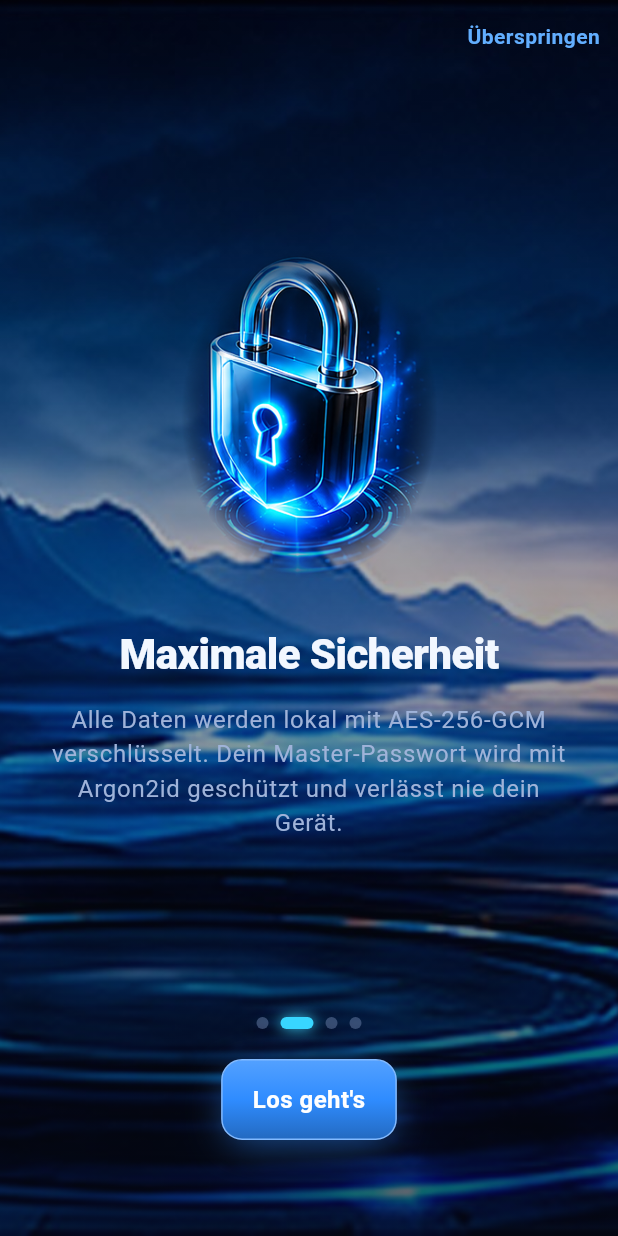
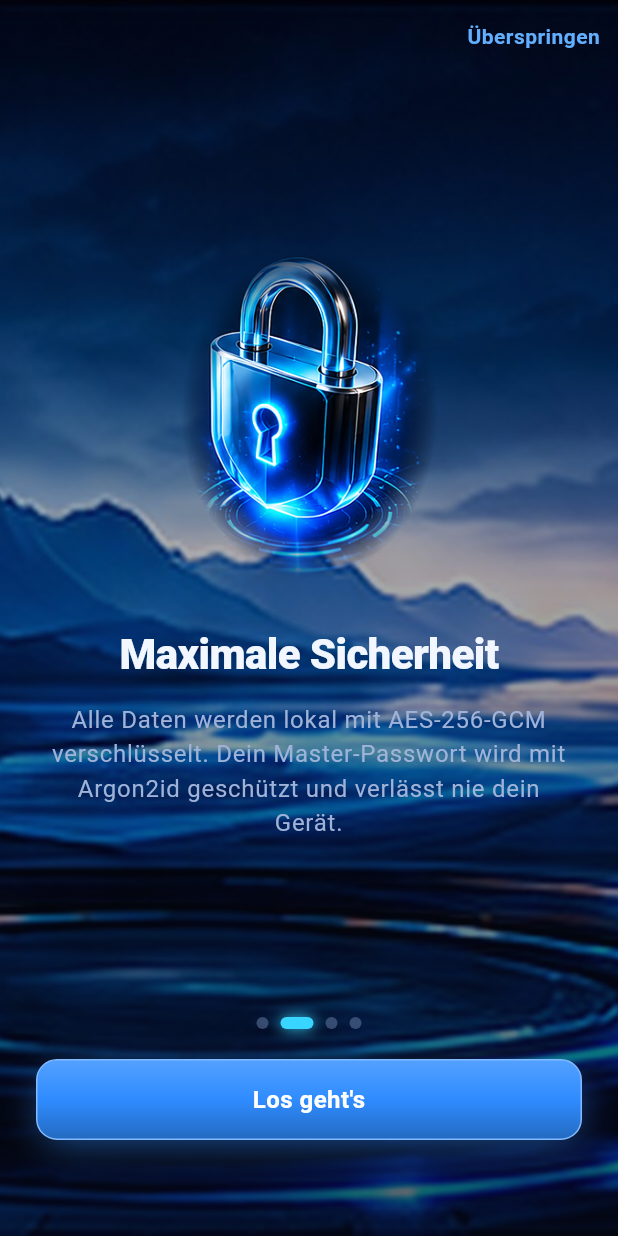
Before and after one commit to PaulFV/G04Passwort, a Flutter app: the screen it shows after launch, after a tap on "Los geht's", on a phone screen of 412 x 824 dp. Run offline on Flutter 3.47's test engine with Material 3 defaults, Android fonts, the phone set to English and light mode, and no system bars; our stand-ins replace drift, drift_flutter, file_picker, flutter_riverpod, flutter_secure_storage, go_router and 2 more; missing offline and left inert: cryptography; accounts and stored records are empty.

Commit message:
fix: full-width buttons, splash fade, clean logo, hover keeps vault unlocked
Co-Authored-By: Claude Opus 5.5 <noreply@anthropic.com>
Claude-Session: https://claude.ai/code/session_017V1x5wmFEtBeAJ63D2djyy

```diff
--- a/lib/app/app.dart
+++ b/lib/app/app.dart
@@ -78,6 +78,7 @@ class _SecurityLayerState extends ConsumerState<_SecurityLayer>
       behavior: HitTestBehavior.translucent,
       onPointerDown: (_) => autoLock.onUserActivity(),
       onPointerSignal: (_) => autoLock.onUserActivity(),
+      onPointerHover: (_) => autoLock.onUserActivity(),
       child: Focus(
         canRequestFocus: false,
         skipTraversal: true,
--- a/lib/features/onboarding/presentation/onboarding_screen.dart
+++ b/lib/features/onboarding/presentation/onboarding_screen.dart
@@ -1,7 +1,6 @@
 import 'package:flutter/material.dart';
 import 'package:flutter_riverpod/flutter_riverpod.dart';
 
-import '../../../core/constants/app_constants.dart';
 import '../../../core/extensions/context_x.dart';
 import '../../../core/theme/app_colors.dart';
 import '../../../widgets/feature_icon.dart';
@@ -150,14 +149,6 @@ class _Welcome extends StatelessWidget {
               width: 280,
               filterQuality: FilterQuality.high,
             ),
-            const SizedBox(height: 12),
-            Text(
-              AppConstants.tagline,
-              textAlign: TextAlign.center,
-              style: context.text.titleMedium?.copyWith(
-                color: AppColors.textSecondary,
-              ),
-            ),
           ],
         ),
       ),
--- a/lib/features/splash/presentation/splash_screen.dart
+++ b/lib/features/splash/presentation/splash_screen.dart
@@ -19,20 +19,21 @@ class SplashScreen extends StatelessWidget {
         children: [
           Align(
             alignment: Alignment.bottomCenter,
-            child: Image.asset(
-              'assets/images/bg_splash.jpg',
-              width: double.infinity,
-              fit: BoxFit.fitWidth,
-              alignment: Alignment.bottomCenter,
-            ),
-          ),
-          const DecoratedBox(
-            decoration: BoxDecoration(
-              gradient: LinearGradient(
+            // Fade the earth artwork in from the top so it blends into the
+            // dark background without a visible edge.
+            child: ShaderMask(
+              blendMode: BlendMode.dstIn,
+              shaderCallback: (rect) => const LinearGradient(
                 begin: Alignment.topCenter,
                 end: Alignment.bottomCenter,
-                colors: [AppColors.backgroundDeep, Color(0x0002040C)],
-                stops: [0.45, 0.75],
+                colors: [Color(0x00000000), Color(0xFF000000)],
+                stops: [0, 0.35],
+              ).createShader(rect),
+              child: Image.asset(
+                'assets/images/bg_splash.jpg',
+                width: double.infinity,
+                fit: BoxFit.fitWidth,
+                alignment: Alignment.bottomCenter,
               ),
             ),
           ),
--- a/lib/widgets/neon_button.dart
+++ b/lib/widgets/neon_button.dart
@@ -74,6 +74,7 @@ class NeonButton extends StatelessWidget {
       opacity: enabled ? 1 : 0.55,
       child: Container(
         height: 54,
+        width: double.infinity,
         decoration: BoxDecoration(
           borderRadius: radius,
           gradient: outlined ? null : AppColors.primaryGradient(accent),
```
Also changed, not shown: assets/branding/logo.png, assets/branding/logo_mark.png, 1 other file.
